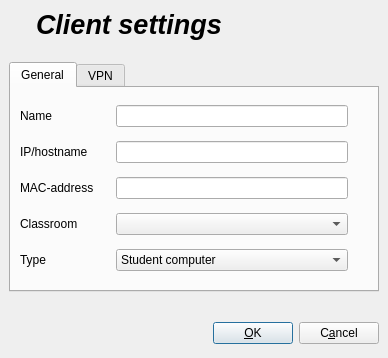
Above: ima/dialogs/client_settings.ui from veyon/veyon before the change. Below: the same form after it.
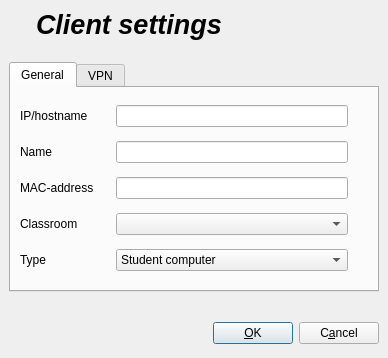
That is the form after the change. Icons and pictures are not drawn.

Commit message: Optionalized (nick)name of the client, hostname used as default

Patch:
```diff
--- a/ima/dialogs/client_settings.ui
+++ b/ima/dialogs/client_settings.ui
@@ -160,7 +160,7 @@
          </property>
         </widget>
        </item>
-       <item row="1" column="1" >
+       <item row="0" column="1" >
         <spacer>
          <property name="orientation" >
           <enum>Qt::Horizontal</enum>
@@ -194,14 +194,14 @@
          </property>
         </widget>
        </item>
-       <item row="1" column="2" >
-        <widget class="QLineEdit" name="IPEdit" >
+       <item row="0" column="2" >
+        <widget class="QLineEdit" name="hostnameEdit" >
          <property name="toolTip" >
           <string>&lt;html>&lt;head>&lt;meta name="qrichtext" content="1" />&lt;/head>&lt;body style=" white-space: pre-wrap; font-family:Sans Serif; font-size:9pt; font-weight:400; font-style:normal; text-decoration:none;">&lt;p style=" margin-top:0px; margin-bottom:0px; margin-left:0px; margin-right:0px; -qt-block-indent:0; text-indent:0px;">enter an IP-address or hostname under which iTALC can reach the client (use ':' for specifying an optional port-number)&lt;/p>&lt;/body>&lt;/html></string>
          </property>
         </widget>
        </item>
-       <item row="1" column="0" >
+       <item row="0" column="0" >
         <widget class="QLabel" name="label_4" >
          <property name="sizePolicy" >
           <sizepolicy>
@@ -226,7 +226,7 @@
          </property>
         </widget>
        </item>
-       <item row="0" column="0" >
+       <item row="1" column="0" >
         <widget class="QLabel" name="label_3" >
          <property name="sizePolicy" >
           <sizepolicy>
@@ -244,7 +244,7 @@
          </property>
         </widget>
        </item>
-       <item row="0" column="2" >
+       <item row="1" column="2" >
         <widget class="QLineEdit" name="nameEdit" >
          <property name="sizePolicy" >
           <sizepolicy>
```
Left out of the diff: 4 changed lines with no effect on the pictures. The commit also changes 7 other files.
